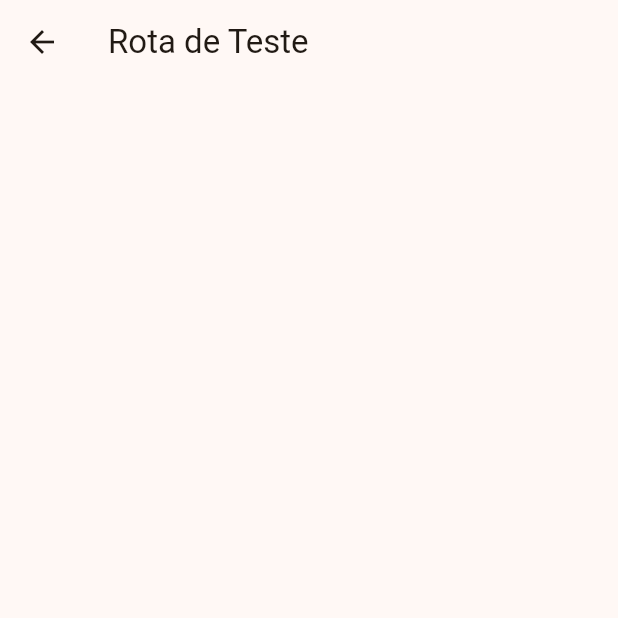
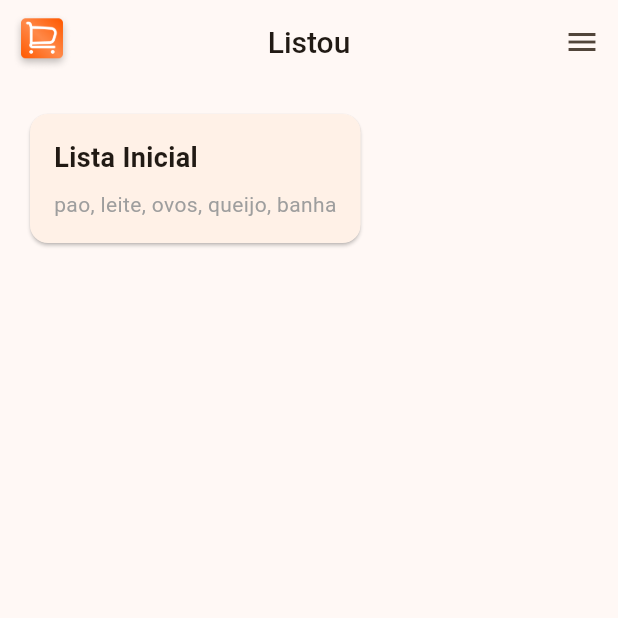
Before and after one commit to ebagabee/Listei-Mobile, a Flutter app: the screen it shows after launch, after a tap on "Criar Lista", on a phone screen of 412 x 824 dp, the top half of it. Run offline on Flutter 3.47's test engine with Material 3 defaults, Android fonts, the phone set to English and light mode, and no system bars.

Commit message:
cria card de lista

```diff
--- /dev/null
+++ b/lib/components/shopping_list_card.dart
@@ -0,0 +1,47 @@
+import 'package:flutter/material.dart';
+
+// Lista padrão inicial
+const defaultItems = ['pao', 'leite', 'ovos', 'queijo', 'banha'];
+
+class ShoppingListCard extends StatelessWidget {
+  final String title;
+  final List<String> items;
+
+  // Construtor com valores padrão
+  const ShoppingListCard({
+    Key? key,
+    this.title = 'Lista Inicial',
+    this.items = defaultItems,
+  }) : super(key: key);
+
+  // Funcao para auxiliar para pegar os 5 primeiros itens
+  String _getFirstFiveItems() {
+    return items.take(5).join(', ');
+  }
+
+  @override
+  Widget build(BuildContext context) {
+    return Card(
+        child: Padding(
+      padding: const EdgeInsets.all(16.0),
+      child: Column(
+        crossAxisAlignment: CrossAxisAlignment.start,
+        children: [
+          Text(
+            title,
+            style: const TextStyle(fontSize: 18, fontWeight: FontWeight.bold),
+          ),
+          const SizedBox(
+            height: 8,
+          ), // Espaçamento
+          Text(
+            _getFirstFiveItems(),
+            style: const TextStyle(
+              color: Colors.grey,
+            ),
+          )
+        ],
+      ),
+    ));
+  }
+}
--- a/lib/main.dart
+++ b/lib/main.dart
@@ -1,4 +1,5 @@
 import 'package:flutter/material.dart';
+import './screens/shopping_list_screen.dart';
 
 void main() {
   runApp(const MyApp());
@@ -85,7 +86,8 @@ class WelcomeScreen extends StatelessWidget {
                   onPressed: () {
                     Navigator.push(
                       context,
-                      MaterialPageRoute(builder: (context) => const TestPage()),
+                      MaterialPageRoute(
+                          builder: (context) => const ShoppingListScreen()),
                     );
                   },
                   style: ElevatedButton.styleFrom(
@@ -112,16 +114,3 @@ class WelcomeScreen extends StatelessWidget {
     );
   }
 }
-
-class TestPage extends StatelessWidget {
-  const TestPage({super.key});
-
-  @override
-  Widget build(BuildContext context) {
-    return Scaffold(
-      appBar: AppBar(
-        title: const Text('Rota de Teste'),
-      ),
-    );
-  }
-}
--- /dev/null
+++ b/lib/screens/shopping_list_screen.dart
@@ -0,0 +1,42 @@
+import 'package:flutter/material.dart';
+import '../components/shopping_list_card.dart';
+
+class ShoppingListScreen extends StatelessWidget {
+  const ShoppingListScreen({super.key});
+
+  @override
+  Widget build(BuildContext context) {
+    return Scaffold(
+      // Scaffold é o widget base que fornece a estrutura visual básica do Material Design
+
+      appBar: AppBar(
+        // AppBar é a barra superior do aplicativo
+        leading: Padding(
+          padding: const EdgeInsets.all(8.0),
+          child: Image.asset('assets/logo.png'),
+        ),
+        title: const Text(
+          'Listou',
+          style: TextStyle(fontSize: 20, fontWeight: FontWeight.w500),
+        ),
+        centerTitle: true,
+        actions: [
+          // Actions são os widgets que aparecem no lado direito do AppBar
+          IconButton(
+            icon: const Icon(Icons.menu),
+            onPressed: () {
+              // TODO: Ação do Menu Hamburger
+              print('Menu clicked');
+            },
+          )
+        ],
+      ),
+      body: Padding(
+        padding: const EdgeInsets.all(16.0),
+        child: Column(
+          children: const [ShoppingListCard()],
+        ),
+      ),
+    );
+  }
+}
--- a/pubspec.yaml
+++ b/pubspec.yaml
@@ -35,6 +35,8 @@ dependencies:
   # The following adds the Cupertino Icons font to your application.
   # Use with the CupertinoIcons class for iOS style icons.
   cupertino_icons: ^1.0.8
+  sqflite: ^2.4.1
+  path: ^1.9.0
 
 dev_dependencies:
   flutter_test:
@@ -52,6 +54,8 @@ dev_dependencies:
 
 # The following section is specific to Flutter packages.
 flutter:
+  assets:
+    - assets/logo.png
 
   # The following line ensures that the Material Icons font is
   # included with your application, so that you can use the icons in
```
Also changed, not shown: assets/logo.png (added), pubspec.lock, 4 other files.
